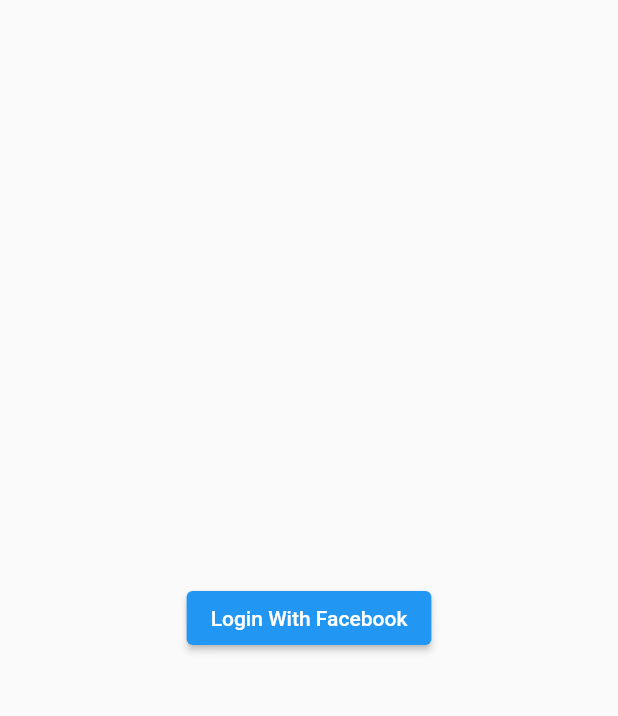
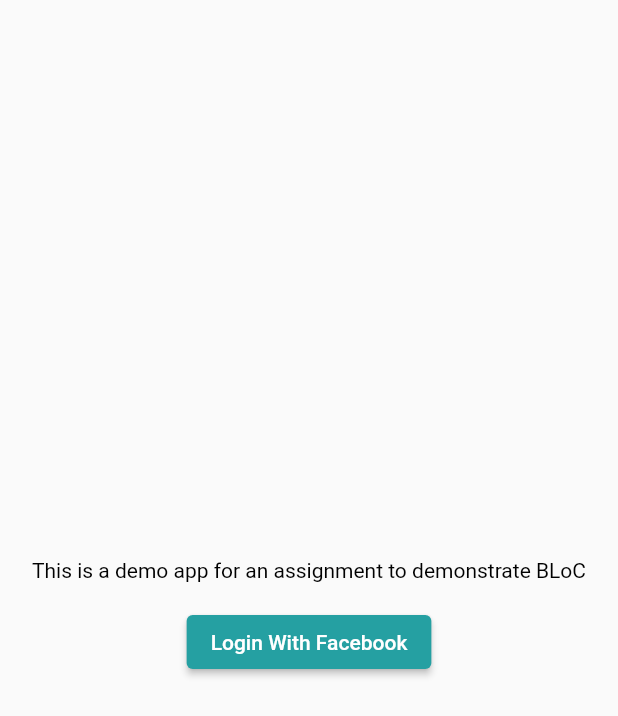
Before and after one commit to Faiizii/Demo-Code-Style, a Flutter app: the screen it shows after launch, on a phone screen of 412 x 824 dp. Shown: the top 716 px of the screen. Run offline on Flutter 3.47's test engine with Material 2 defaults, Android fonts, the light colour scheme and no system bars; our stand-ins replace connectivity_plus, equatable, firebase_auth, firebase_core, flutter_bloc, google_maps_flutter; missing offline and left inert: flutter_facebook_auth; accounts and stored records are empty.

Commit message:
ready to share code

```diff
--- a/lib/bloc/cubit/theme_cubit.dart
+++ /dev/null
@@ -1,28 +0,0 @@
-import 'package:flutter/material.dart';
-import 'package:flutter_bloc/flutter_bloc.dart';
-
-class ThemeCubit extends Cubit<ThemeData> {
-  /// {@macro brightness_cubit}
-  ThemeCubit() : super(_lightTheme);
-
-  static final _lightTheme = ThemeData(
-    floatingActionButtonTheme: const FloatingActionButtonThemeData(
-      foregroundColor: Colors.white,
-    ),
-    brightness: Brightness.light,
-    primaryColor: const Color(0xFF25a0a2)
-  );
-
-  static final _darkTheme = ThemeData(
-    floatingActionButtonTheme: const FloatingActionButtonThemeData(
-      foregroundColor: Colors.black,
-    ),
-    brightness: Brightness.dark,
-      primaryColor: const Color(0xFF25a0a2)
-  );
-
-  /// Toggles the current brightness between light and dark.
-  void toggleTheme() {
-    emit(state.brightness == Brightness.dark ? _lightTheme : _darkTheme);
-  }
-}
--- /dev/null
+++ b/lib/bloc/user_bloc.dart
@@ -0,0 +1,46 @@
+import 'package:equatable/equatable.dart';
+import 'package:flutter_bloc/flutter_bloc.dart';
+import 'package:upwork_assignment/model/user_model.dart';
+import 'package:upwork_assignment/network/error_model.dart';
+import 'package:upwork_assignment/provider/user_provider.dart';
+
+abstract class UserEvent{}
+
+class LoginWithFacebookEvent extends UserEvent{}
+
+abstract class AccountState extends Equatable{
+  const AccountState();
+
+  @override
+  List<Object> get props => [];
+}
+class WaitingForLoggedIn extends AccountState{}
+
+class LoggingAccount extends AccountState{}
+
+class LoggedSuccessfully extends AccountState{
+  final UserModel userModel;
+  const LoggedSuccessfully(this.userModel);
+}
+
+class LoggedFailure extends AccountState {
+  final String message;
+  const LoggedFailure(this.message);
+}
+
+class UserBloc extends Bloc<UserEvent,AccountState>{
+  UserBloc() : super(WaitingForLoggedIn()){
+    final _provider = UserProvider();
+    on<LoginWithFacebookEvent>((event, emit) async {
+      emit(LoggingAccount());
+      var userData = await _provider.loginWithFacebook();
+      if(userData is ErrorModel){
+        emit(LoggedFailure(userData.message));
+      }else if(userData is UserModel){
+        emit(LoggedSuccessfully(userData));
+      }else{
+        emit(const LoggedFailure('Unknown error occurred while login with Facebook'));
+      }
+    },);
+  }
+}
--- a/lib/main.dart
+++ b/lib/main.dart
@@ -1,7 +1,6 @@
 import 'package:flutter/material.dart';
 import 'package:firebase_core/firebase_core.dart';
 import 'package:flutter_bloc/flutter_bloc.dart';
-import 'package:upwork_assignment/bloc/cubit/theme_cubit.dart';
 import 'package:upwork_assignment/view/login_screen.dart';
 
 void main() async {
@@ -16,26 +15,15 @@
 
   @override
   Widget build(BuildContext context) {
-    return BlocProvider(
-      create: (context) => ThemeCubit(),
-      child: const MyAppView()
+    return MaterialApp(
+      title: 'Upwork Assignment',
+      theme: ThemeData(
+        colorScheme: Theme.of(context).colorScheme.copyWith(
+          primary: const Color(0xFF25a0a2),
+        )
+      ),
+      home: const LoginScreen(),
     );
   }
 
 }
-class MyAppView extends StatelessWidget {
-  const MyAppView({Key? key}) : super(key: key);
-
-  @override
-  Widget build(BuildContext context) {
-    return BlocBuilder<ThemeCubit, ThemeData>(
-      builder: (context, theme) {
-        return MaterialApp(
-          title: 'Upwork Assignment',
-          theme: theme,
-          home: const LoginScreen(),
-        );
-      },
-    );
-  }
-}
--- /dev/null
+++ b/lib/model/user_model.dart
@@ -0,0 +1,9 @@
+class UserModel {
+  String? fullName;
+  String? email;
+
+  UserModel({
+    this.fullName,
+    this.email
+  });
+}
--- a/lib/network/api_config.dart
+++ b/lib/network/api_config.dart
@@ -3,6 +3,7 @@
 import 'package:upwork_assignment/network/error_model.dart';
 import 'package:upwork_assignment/utils/app_utils.dart';
 
+//class for api/http client configuration
 class ApiConfig {
   static final ApiConfig _instance = ApiConfig._();
 
--- a/lib/network/api_params.dart
+++ b/lib/network/api_params.dart
@@ -1,4 +1,5 @@
 class ApiParams {
+  //singleton design pattern
   static final ApiParams _instance = ApiParams._();
   ApiParams._();
   factory ApiParams() => _instance;
--- a/lib/network/error_model.dart
+++ b/lib/network/error_model.dart
@@ -2,6 +2,7 @@
 import 'dart:io';
 import 'package:http/http.dart';
 
+//general error model class for any error type while communicating with any type of server
 class ErrorModel{
   late int statusCode;
   late String message;
--- a/lib/view/hotel_list_screen.dart
+++ b/lib/view/hotel_list_screen.dart
@@ -3,12 +3,14 @@
 import 'package:flutter_bloc/flutter_bloc.dart';
 import 'package:upwork_assignment/bloc/hotel_bloc.dart';
 import 'package:upwork_assignment/model/hotel_model.dart';
+import 'package:upwork_assignment/model/user_model.dart';
 import 'package:upwork_assignment/network/error_model.dart';
 import 'package:upwork_assignment/view/hotel_detail_screen.dart';
 import 'package:upwork_assignment/view/login_screen.dart';
 
 class HotelListingScreen extends StatefulWidget {
-  const HotelListingScreen({Key? key}) : super(key: key);
+  final UserModel userModel;
+  const HotelListingScreen(this.userModel, {Key? key}) : super(key: key);
 
   @override
   _HotelListingScreenState createState() => _HotelListingScreenState();
@@ -18,7 +20,7 @@
   final HotelBloc _bloc = HotelBloc();
   @override
   void initState() {
-    _bloc.add(GetHotelList()); // add event to bloc
+    _bloc.add(GetHotelList()); // add event to bloc that fetch the hotel listing from data source
     super.initState();
   }
   @override
@@ -27,24 +29,28 @@
       appBar: AppBar(title: const Text('ListView'), centerTitle: true),
       body: Center(
         child: Column(children: <Widget>[
+
           Padding(
             padding: const EdgeInsets.only(top:16.0,bottom: 4),
-            child: Text('User Name Here',style: Theme.of(context).textTheme.subtitle1,),
+            child: Text('${widget.userModel.fullName}',style: Theme.of(context).textTheme.subtitle1,),
           ),
-          Text('abc@domain.com',style: Theme.of(context).textTheme.caption,),
-          const SizedBox(height: 8,),
+          Text('${widget.userModel.email}',style: Theme.of(context).textTheme.caption,),
+
+          const SizedBox(height: 8,), //used for spacing purpose. we call use top padding etc.
           ElevatedButton(
             style: ElevatedButton.styleFrom(
-              minimumSize: const Size(180,36)
+              minimumSize: const Size(180,36) // define the minimum size for button dimension as per shared SS designs
             ),
             child: const Text('Logout'),
             onPressed: (){
               FirebaseAuth.instance.signOut();
+              //replace the route with the new route (i.e login screen)
               Navigator.of(context).pushAndRemoveUntil(
                 MaterialPageRoute(builder: (context) => const LoginScreen(),),(route) => false,);
             },
           ),
           Expanded(
+            //to cover the remaining screen area for the hotel listing
             child: _hotelListView()
           )
 
@@ -99,9 +105,11 @@
         child: Image.network(
             hotel.image.small,
           errorBuilder: (context, error, stackTrace) {
+              //incase the image link is broken or image not found on the provided link
             return const Center(child: Icon(Icons.broken_image,size: 24,),);
           },
           loadingBuilder: (context,widget,event){
+              //show progress while the image.network fetch image from the server
             return const Center(child: CircularProgressIndicator(strokeWidth: 1,color: Colors.white,),);
           },
         ),
--- a/lib/view/login_screen.dart
+++ b/lib/view/login_screen.dart
@@ -1,48 +1,66 @@
-import 'package:firebase_auth/firebase_auth.dart';
 import 'package:flutter/material.dart';
-import 'package:flutter_facebook_auth/flutter_facebook_auth.dart';
+import 'package:flutter_bloc/flutter_bloc.dart';
+import 'package:upwork_assignment/bloc/user_bloc.dart';
 import 'package:upwork_assignment/view/hotel_list_screen.dart';
-class LoginScreen extends StatefulWidget {
+
+
+class LoginScreen extends StatelessWidget{
   const LoginScreen({Key? key}) : super(key: key);
 
   @override
-  _LoginScreenState createState() => _LoginScreenState();
-}
-
-class _LoginScreenState extends State<LoginScreen> {
-  @override
   Widget build(BuildContext context) {
+    final _bloc = UserBloc();
     return Scaffold(
-      body: Center(
-        child: ElevatedButton(
-          child: const Text('Login With Facebook'),
-          onPressed: () {
-            signInWithFacebook();
-          },
-        ),
-      ),
+      body:BlocConsumer(
+        bloc: _bloc,
+        listener: (_, state) {
+          //when logged successful move to listing screen
+          if (state is LoggedSuccessfully) {
+            Navigator.of(context).pushAndRemoveUntil(
+              MaterialPageRoute(
+                builder: (context) => HotelListingScreen(state.userModel),), (
+                route) => false,);
+          }
+        },
+        builder: (context, state) {
+          if (state is LoggingAccount) {
+            return _buildUI(message: 'Logging');
+          } else if (state is LoggedFailure) {
+            return _buildUI(
+                message: state.message, color: Colors.red,
+                onPressed: () {
+                  _bloc.add(LoginWithFacebookEvent());
+                });
+          }else if(state is LoggedSuccessfully){
+            return _buildUI(message: 'Opening Listing');
+          } else {
+            return _buildUI(
+                message: 'This is a demo app for an assignment to demonstrate BLoC',
+                onPressed: () {
+                  _bloc.add(LoginWithFacebookEvent());
+                }
+            );
+          }
+        },)
     );
   }
-
-  Future<void> signInWithFacebook() async {
-    await FirebaseAuth.instance.signOut();
-    // Trigger the sign-in flow
-    final LoginResult loginResult = await FacebookAuth.instance.login();
-    if (loginResult.accessToken == null) {
-      print('token is null');
-    } else {
-      // Create a credential from the access token
-      final OAuthCredential facebookAuthCredential = FacebookAuthProvider.credential(loginResult.accessToken!.token);
-      // Once signed in, return the UserCredential
-      var userCredentials = await FirebaseAuth.instance.signInWithCredential(facebookAuthCredential);
-
-      print(userCredentials.additionalUserInfo);
-
-      Navigator.of(context).pushAndRemoveUntil(
-        MaterialPageRoute(builder: (context) => const HotelListingScreen(),),(route) => false,);
-
-    }
+  Widget _buildUI({required String message, VoidCallback? onPressed, Color color = Colors.black}) {
+    return Center(
+      // we can also use axis alignment to align the content.
+      //but in our case it is creating issue so used center with min size of column
+      //with wrap content
+      child: Column(
+        mainAxisSize: MainAxisSize.min,
+        children: <Widget>[
+        Text(message,textAlign: TextAlign.center,style: TextStyle(color: color),),
+        Padding(
+          padding: const EdgeInsets.only(top:16.0),
+          child: ElevatedButton(
+              child: const Text('Login With Facebook'),
+              onPressed: onPressed
+          ),
+        )
+      ],),
+    );
   }
-
-
 }
```
Also changed, not shown: lib/bloc/hotel_bloc.dart (+6 -10 lines), lib/network/response/hotel_response.dart (+4 -4 lines), lib/provider/hotel_provider.dart (+16 -1 lines), lib/provider/user_provider.dart (+26 -4 lines), lib/repository/hotel_repository.dart (+8 -4 lines), lib/repository/user_repository.dart (added, +25 -0 lines).
